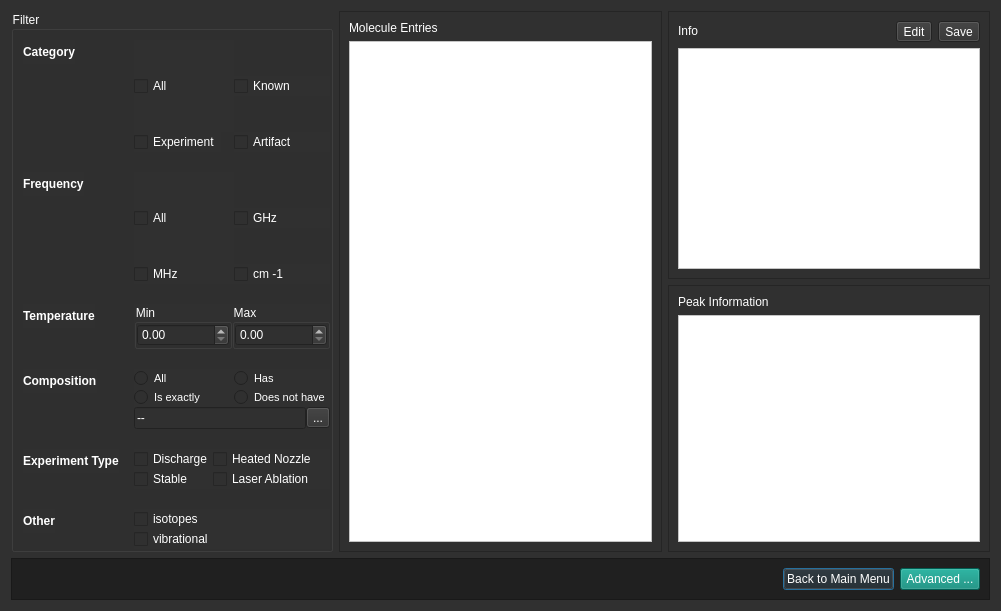
Before: the Qt Designer form app/dialogs/frames/manage_database.ui in jnicoleoliveira/SPECData, drawn with Qt 5.
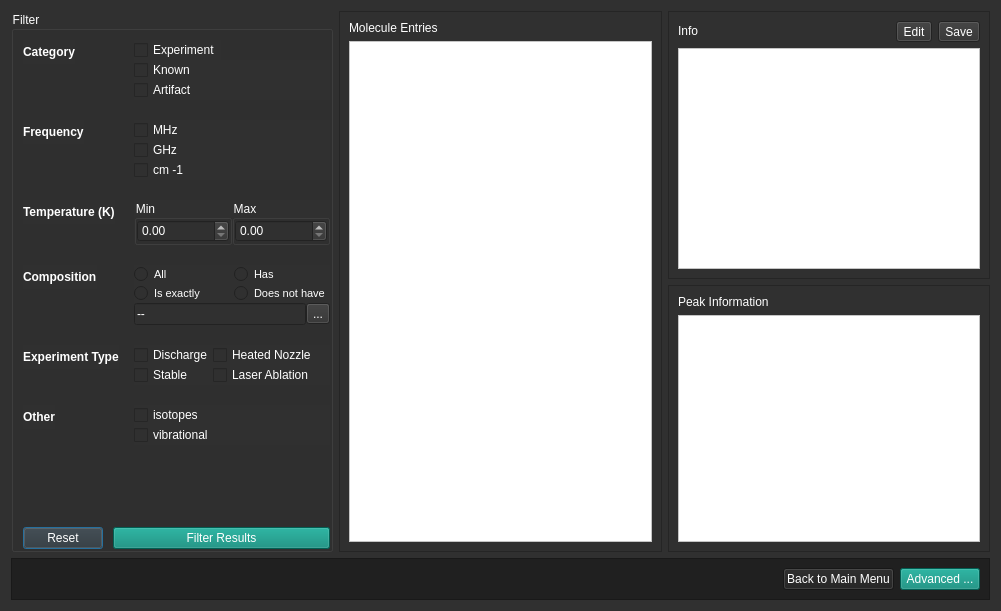
After: the same form once the commit is applied.

Commit message: -- new functions to get list of mids based off of certain column values -- filter gets values from data in the filter form -- filter passes values to get list of mids, and intersects with each filter -- filter displays

Diff of the .ui file:
```diff
--- a/app/dialogs/frames/manage_database.ui
+++ b/app/dialogs/frames/manage_database.ui
@@ -220,52 +220,8 @@
           <property name="spacing">
            <number>0</number>
           </property>
-          <item row="0" column="0">
-           <widget class="QCheckBox" name="checkBox_7">
-            <property name="sizePolicy">
-             <sizepolicy hsizetype="Fixed" vsizetype="MinimumExpanding">
-              <horstretch>0</horstretch>
-              <verstretch>0</verstretch>
-             </sizepolicy>
-            </property>
-            <property name="minimumSize">
-             <size>
-              <width>100</width>
-              <height>0</height>
-             </size>
-            </property>
-            <property name="maximumSize">
-             <size>
-              <width>100</width>
-              <height>16777215</height>
-             </size>
-            </property>
-            <property name="styleSheet">
-             <string notr="true"/>
-            </property>
-            <property name="text">
-             <string>All</string>
-            </property>
-           </widget>
-          </item>
-          <item row="1" column="0">
-           <widget class="QCheckBox" name="checkBox_3">
-            <property name="sizePolicy">
-             <sizepolicy hsizetype="Fixed" vsizetype="Fixed">
-              <horstretch>0</horstretch>
-              <verstretch>0</verstretch>
-             </sizepolicy>
-            </property>
-            <property name="styleSheet">
-             <string notr="true"/>
-            </property>
-            <property name="text">
-             <string>Experiment</string>
-            </property>
-           </widget>
-          </item>
-          <item row="0" column="1">
-           <widget class="QCheckBox" name="checkBox">
+          <item row="1" column="1">
+           <widget class="QCheckBox" name="known_chk">
             <property name="sizePolicy">
              <sizepolicy hsizetype="MinimumExpanding" vsizetype="Fixed">
               <horstretch>0</horstretch>
@@ -283,8 +239,8 @@
             </property>
            </widget>
           </item>
-          <item row="1" column="1">
-           <widget class="QCheckBox" name="checkBox_2">
+          <item row="2" column="1">
+           <widget class="QCheckBox" name="artifact_chk">
             <property name="sizePolicy">
              <sizepolicy hsizetype="Expanding" vsizetype="Fixed">
               <horstretch>0</horstretch>
@@ -299,6 +255,22 @@
             </property>
            </widget>
           </item>
+          <item row="0" column="1">
+           <widget class="QCheckBox" name="experiment_chk">
+            <property name="sizePolicy">
+             <sizepolicy hsizetype="Fixed" vsizetype="Fixed">
+              <horstretch>0</horstretch>
+              <verstretch>0</verstretch>
+             </sizepolicy>
+            </property>
+            <property name="styleSheet">
+             <string notr="true"/>
+            </property>
+            <property name="text">
+             <string>Experiment</string>
+            </property>
+           </widget>
+          </item>
          </layout>
         </item>
         <item row="1" column="0">
@@ -320,35 +292,7 @@
         <item row="1" column="1">
          <layout class="QGridLayout" name="gridLayout_9">
           <item row="0" column="0">
-           <widget class="QCheckBox" name="checkBox_8">
-            <property name="sizePolicy">
-             <sizepolicy hsizetype="Fixed" vsizetype="MinimumExpanding">
-              <horstretch>0</horstretch>
-              <verstretch>0</verstretch>
-             </sizepolicy>
-            </property>
-            <property name="minimumSize">
-             <size>
-              <width>100</width>
-              <height>0</height>
-             </size>
-            </property>
-            <property name="maximumSize">
-             <size>
-              <width>100</width>
-              <height>16777215</height>
-             </size>
-            </property>
-            <property name="styleSheet">
-             <string notr="true"/>
-            </property>
-            <property name="text">
-             <string>All</string>
-            </property>
-           </widget>
-          </item>
-          <item row="1" column="0">
-           <widget class="QCheckBox" name="checkBox_4">
+           <widget class="QCheckBox" name="mhz_chk">
             <property name="styleSheet">
              <string notr="true"/>
             </property>
@@ -357,8 +301,8 @@
             </property>
            </widget>
           </item>
-          <item row="0" column="1">
-           <widget class="QCheckBox" name="checkBox_5">
+          <item row="2" column="0">
+           <widget class="QCheckBox" name="ghz_chk">
             <property name="sizePolicy">
              <sizepolicy hsizetype="MinimumExpanding" vsizetype="Fixed">
               <horstretch>0</horstretch>
@@ -373,8 +317,8 @@
             </property>
            </widget>
           </item>
-          <item row="1" column="1">
-           <widget class="QCheckBox" name="checkBox_6">
+          <item row="3" column="0">
+           <widget class="QCheckBox" name="cm1_chk">
             <property name="styleSheet">
              <string notr="true"/>
             </property>
@@ -394,7 +338,7 @@
            </font>
           </property>
           <property name="text">
-           <string>Temperature</string>
+           <string>Temperature (K)</string>
           </property>
          </widget>
         </item>
@@ -666,6 +610,49 @@
         </item>
        </layout>
       </item>
+      <item row="2" column="0">
+       <layout class="QHBoxLayout" name="horizontalLayout_7">
+        <item>
+         <widget class="QPushButton" name="reset_btn">
+          <property name="text">
+           <string>Reset</string>
+          </property>
+         </widget>
+        </item>
+        <item>
+         <spacer name="horizontalSpacer_2">
+          <property name="orientation">
+           <enum>Qt::Horizontal</enum>
+          </property>
+          <property name="sizeType">
+           <enum>QSizePolicy::Fixed</enum>
+          </property>
+          <property name="sizeHint" stdset="0">
+           <size>
+            <width>10</width>
+            <height>20</height>
+           </size>
+          </property>
+         </spacer>
+        </item>
+        <item>
+         <widget class="QPushButton" name="filter_btn">
+          <property name="sizePolicy">
+           <sizepolicy hsizetype="MinimumExpanding" vsizetype="Fixed">
+            <horstretch>0</horstretch>
+            <verstretch>0</verstretch>
+           </sizepolicy>
+          </property>
+          <property name="styleSheet">
+           <string notr="true">background-color: rgb(1, 133, 116);</string>
+          </property>
+          <property name="text">
+           <string>Filter Results</string>
+          </property>
+         </widget>
+        </item>
+       </layout>
+      </item>
      </layout>
     </widget>
    </item>
```
Left out of the diff: 188 changed lines with no effect on the pictures. The commit also changes 5 other files.
